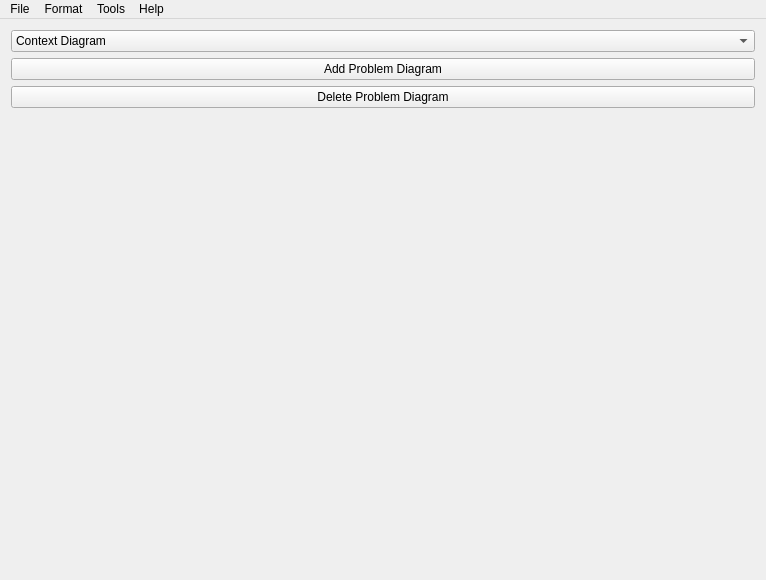
mtkloepf/ProF, file mainwindow.ui: the form before one commit.
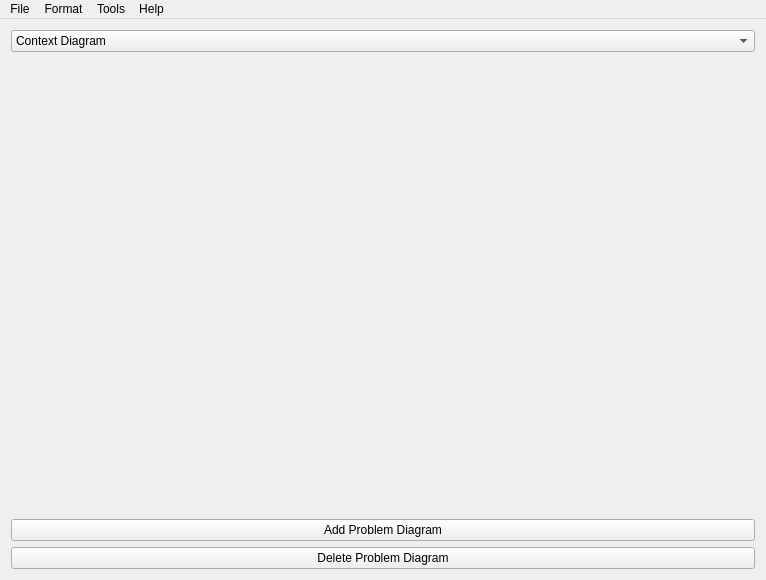
The form after the commit.

Commit message: Added buttons to add and remove diagrams. Moved them to bottom to avoid accidentally adding/removing while trying to pick a different diagram. Problem diagram choices now spawn requirements instead of domains and interfaces.

```diff
--- a/mainwindow.ui
+++ b/mainwindow.ui
@@ -36,17 +36,11 @@
     <item>
      <layout class="QGridLayout" name="gridLayout">
       <item row="3" column="0">
-       <spacer name="verticalSpacer">
-        <property name="orientation">
-         <enum>Qt::Vertical</enum>
+       <widget class="QPushButton" name="DeleteDiagramButton">
+        <property name="text">
+         <string>Delete Problem Diagram</string>
         </property>
-        <property name="sizeHint" stdset="0">
-         <size>
-          <width>20</width>
-          <height>40</height>
-         </size>
-        </property>
-       </spacer>
+       </widget>
       </item>
       <item row="0" column="0">
        <widget class="QComboBox" name="diagramCombo">
@@ -57,19 +51,25 @@
         </item>
        </widget>
       </item>
-      <item row="1" column="0">
+      <item row="2" column="0">
        <widget class="QPushButton" name="addDiagramButton">
         <property name="text">
          <string>Add Problem Diagram</string>
         </property>
        </widget>
       </item>
-      <item row="2" column="0">
-       <widget class="QPushButton" name="DeleteDiagramButton">
-        <property name="text">
-         <string>Delete Problem Diagram</string>
+      <item row="1" column="0">
+       <spacer name="verticalSpacer">
+        <property name="orientation">
+         <enum>Qt::Vertical</enum>
         </property>
-       </widget>
+        <property name="sizeHint" stdset="0">
+         <size>
+          <width>20</width>
+          <height>40</height>
+         </size>
+        </property>
+       </spacer>
       </item>
      </layout>
     </item>
```
The commit also changes 2 other files.
